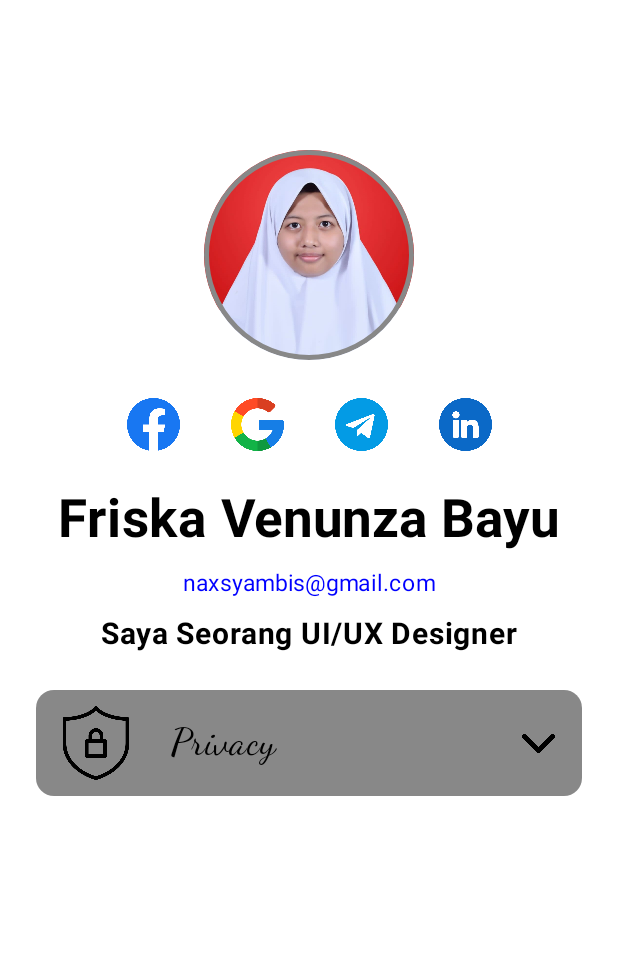
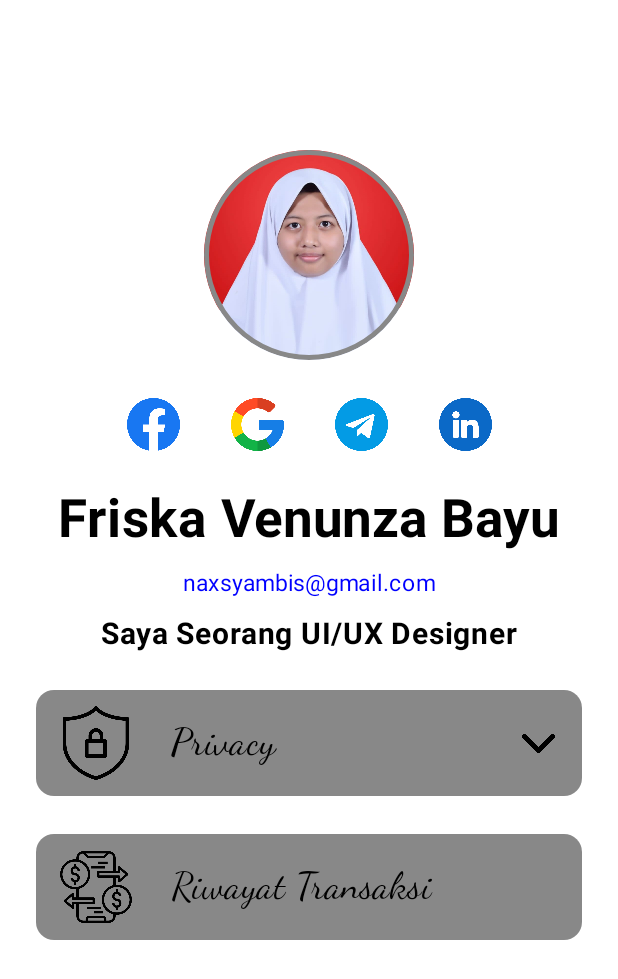
Before and after one commit to naxsyambis/QuestAdvanceLayout_163, an Android app built with Jetpack Compose: the screen it shows after launch (MainActivity), on a phone screen of 412 x 824 dp. Shown: the top 979 px of the screen. Run offline under Robolectric (Android 15) with nearby library versions, the phone set to English and light mode, and no system bars; 1 statement that could not run was skipped.

Commit message:
Membuat card riwayat transaksi, menambahkan string transaksi, dan image transaksi

```diff
--- a/app/src/main/java/com/example/questadvancelayout_163/Profil.kt
+++ b/app/src/main/java/com/example/questadvancelayout_163/Profil.kt
@@ -159,6 +159,55 @@ fun Profil(modifier: Modifier = Modifier) {
             }
 
             Spacer(modifier = Modifier.height(25.dp))
+
+            Card(
+                modifier = Modifier
+                    .fillMaxWidth()
+                    .padding(horizontal = 24.dp),
+                colors = CardDefaults.cardColors(
+                    containerColor = Color.Gray
+                )
+            ){
+                Row(
+                    modifier = Modifier
+                        .fillMaxWidth()
+                        .padding(horizontal = 10.dp, vertical = 5.dp),
+                    verticalAlignment = Alignment.CenterVertically,
+                    horizontalArrangement = Arrangement.SpaceBetween
+                ){
+                    Row(
+                        verticalAlignment = Alignment.CenterVertically
+                    ) {
+                        val gambar = painterResource(id = R.drawable.transaction)
+                        Image(
+                            painter = gambar,
+                            contentDescription = null,
+                            modifier = Modifier
+                                .size(60.dp)
+                                .padding(all = 5.dp)
+                        )
+                        Spacer(modifier = Modifier.width(20.dp))
+
+                        Text(
+                            text = stringResource(id = R.string.riwayat),
+                            fontSize = 25.sp,
+                            fontFamily = FontFamily.Cursive,
+                            color = Color.Black
+                        )
+                    }
+
+                    val iconDropdown = painterResource(id = R.drawable.dropdown),
+                    Image(
+                        painter = iconDropdown,
+                        contentDescription = "Dropdown icon",
+                        modifier = Modifier
+                            .size(30.dp)
+                            .padding(end = 8.dp)
+                    )
+                }
+            }
+
+            Spacer(modifier = Modifier.height(25.dp))
         }
     }
 }
--- a/app/src/main/res/values/strings.xml
+++ b/app/src/main/res/values/strings.xml
@@ -8,4 +8,5 @@
     <string name="email">naxsyambis@gmail.com</string>
     <string name="pekerjaan">Saya Seorang UI/UX Designer</string>
     <string name="privacy">Privacy</string>
+    <string name="riwayat">Riwayat Transaksi</string>
 </resources>
```
Also changed, not shown: app/src/main/res/drawable/transaction.png (added).
